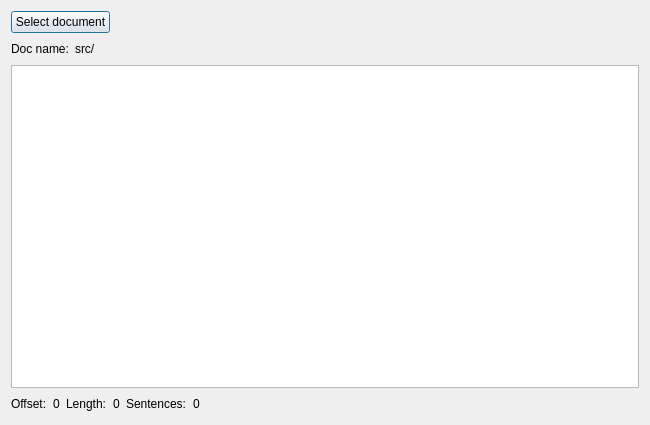
Above: ui/forms/add_case_wizard_src.ui from sorice/QtNLP-Linguist before the change. Below: the same form after it.
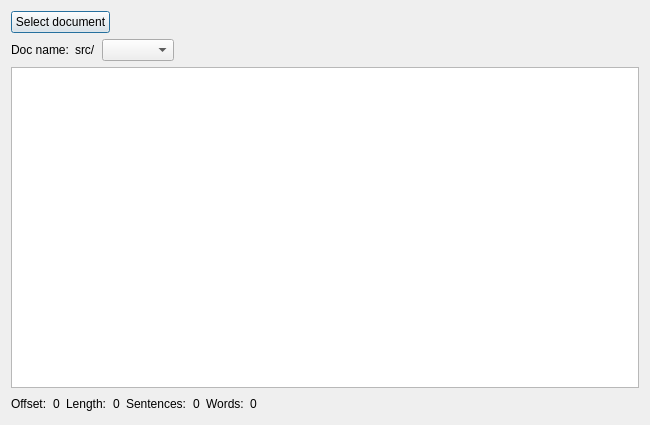
That is the form after the change.

What changed in the file:
```diff
--- a/ui/forms/add_case_wizard_src.ui
+++ b/ui/forms/add_case_wizard_src.ui
@@ -65,6 +65,20 @@
        </property>
       </widget>
      </item>
+     <item>
+      <widget class="QLabel" name="label_13">
+       <property name="text">
+        <string>Words:</string>
+       </property>
+      </widget>
+     </item>
+     <item>
+      <widget class="QLabel" name="lb_src_words_count">
+       <property name="text">
+        <string>0</string>
+       </property>
+      </widget>
+     </item>
      <item>
       <spacer name="horizontalSpacer_5">
        <property name="orientation">
@@ -120,6 +134,9 @@
        </property>
       </widget>
      </item>
+     <item>
+      <widget class="QComboBox" name="comboBox"/>
+     </item>
      <item>
       <spacer name="horizontalSpacer_2">
        <property name="orientation">
```
